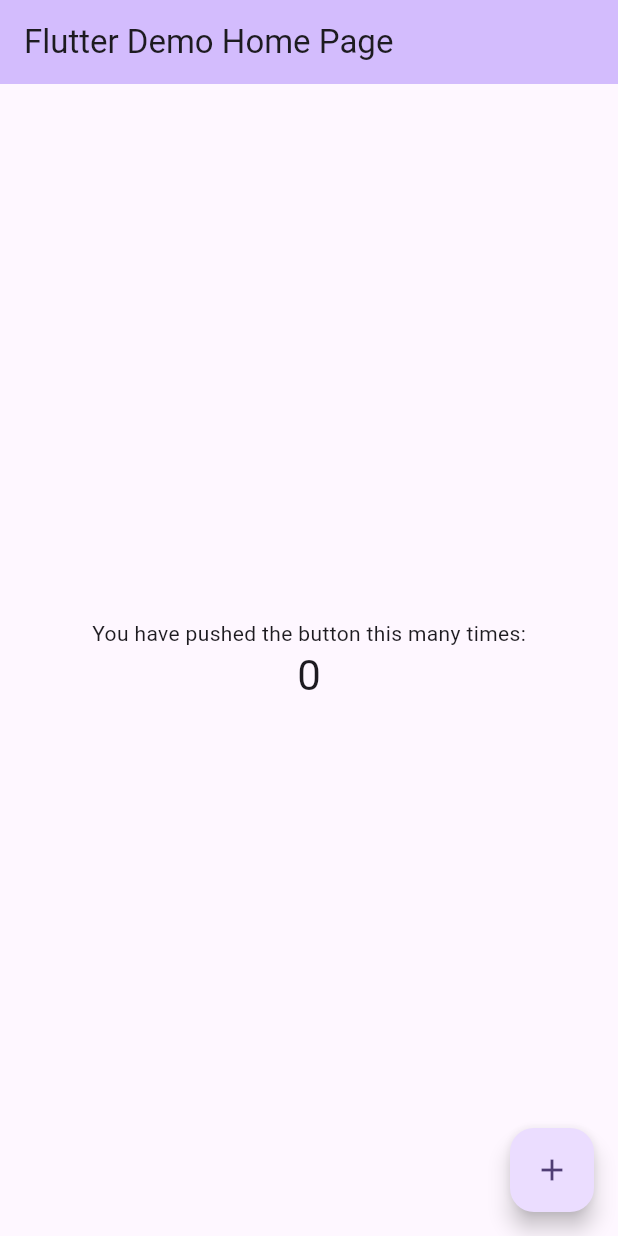
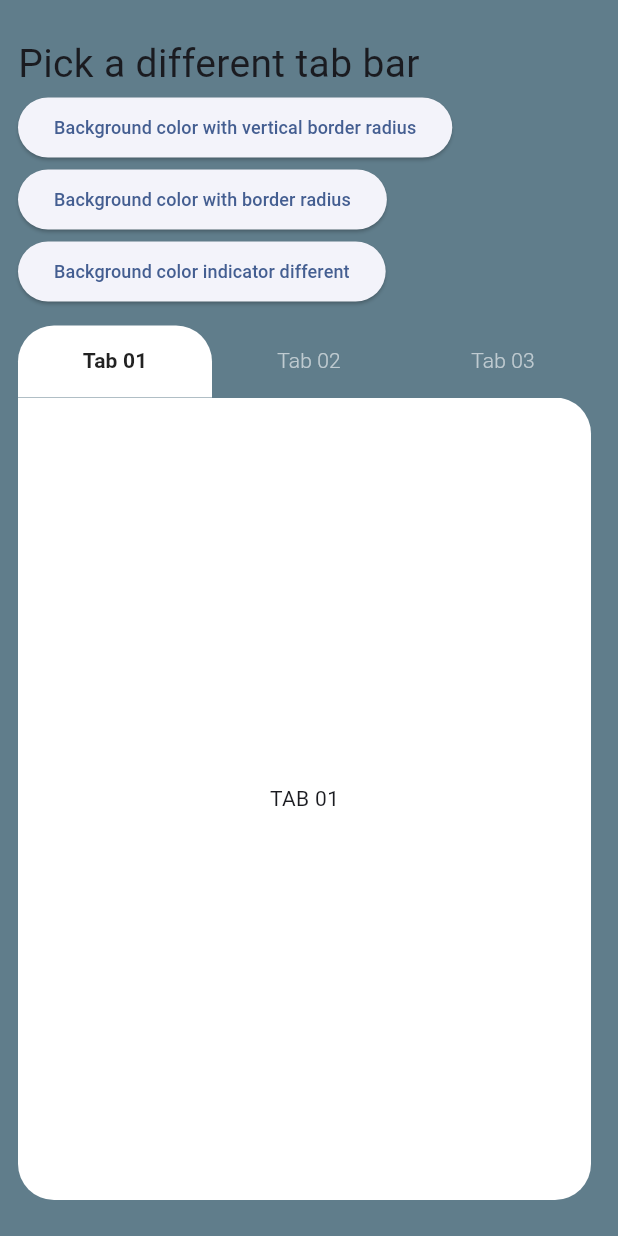
Before and after one commit to CamillaVeloni/utils_for_flutter, a Flutter app: the screen it shows after launch, on a phone screen of 412 x 824 dp. Run offline on Flutter 3.47's test engine with Material 2 defaults, Android fonts, the phone set to English and light mode, and no system bars.

Commit message:
tab view

```diff
--- /dev/null
+++ b/lib/home_page.dart
@@ -0,0 +1,25 @@
+import 'package:flutter/material.dart';
+
+import 'tabs/tab_view.dart';
+
+// Tela principal -> todos os widgtes tão aqui
+class HomePage extends StatelessWidget {
+  const HomePage({super.key});
+
+  @override
+  Widget build(BuildContext context) {
+    return Scaffold(
+      backgroundColor: Colors.blueGrey,
+      body: SafeArea(
+        child: Padding(
+          padding: const EdgeInsets.symmetric(horizontal: 12, vertical: 24),
+          child: Column(
+            children: [
+              TabView(),
+            ],
+          ),
+        ),
+      ),
+    );
+  }
+}
--- a/lib/main.dart
+++ b/lib/main.dart
@@ -1,4 +1,6 @@
 import 'package:flutter/material.dart';
+
+import 'home_page.dart';
 
 void main() {
   runApp(const MyApp());
@@ -11,115 +13,13 @@ class MyApp extends StatelessWidget {
   @override
   Widget build(BuildContext context) {
     return MaterialApp(
-      title: 'Flutter Demo',
+      title: 'Utils Flutter',
+      debugShowCheckedModeBanner: false,
       theme: ThemeData(
-        // This is the theme of your application.
-        //
-        // TRY THIS: Try running your application with "flutter run". You'll see
-        // the application has a blue toolbar. Then, without quitting the app,
-        // try changing the seedColor in the colorScheme below to Colors.green
-        // and then invoke "hot reload" (save your changes or press the "hot
-        // reload" button in a Flutter-supported IDE, or press "r" if you used
-        // the command line to start the app).
-        //
-        // Notice that the counter didn't reset back to zero; the application
-        // state is not lost during the reload. To reset the state, use hot
-        // restart instead.
-        //
-        // This works for code too, not just values: Most code changes can be
-        // tested with just a hot reload.
-        colorScheme: ColorScheme.fromSeed(seedColor: Colors.deepPurple),
+        colorScheme: ColorScheme.fromSeed(seedColor: Colors.blueAccent),
         useMaterial3: true,
       ),
-      home: const MyHomePage(title: 'Flutter Demo Home Page'),
+      home: const HomePage(),
     );
   }
 }
-
-class MyHomePage extends StatefulWidget {
-  const MyHomePage({super.key, required this.title});
-
-  // This widget is the home page of your application. It is stateful, meaning
-  // that it has a State object (defined below) that contains fields that affect
-  // how it looks.
-
-  // This class is the configuration for the state. It holds the values (in this
-  // case the title) provided by the parent (in this case the App widget) and
-  // used by the build method of the State. Fields in a Widget subclass are
-  // always marked "final".
-
-  final String title;
-
-  @override
-  State<MyHomePage> createState() => _MyHomePageState();
-}
-
-class _MyHomePageState extends State<MyHomePage> {
-  int _counter = 0;
-
-  void _incrementCounter() {
-    setState(() {
-      // This call to setState tells the Flutter framework that something has
-      // changed in this State, which causes it to rerun the build method below
-      // so that the display can reflect the updated values. If we changed
-      // _counter without calling setState(), then the build method would not be
-      // called again, and so nothing would appear to happen.
-      _counter++;
-    });
-  }
-
-  @override
-  Widget build(BuildContext context) {
-    // This method is rerun every time setState is called, for instance as done
-    // by the _incrementCounter method above.
-    //
-    // The Flutter framework has been optimized to make rerunning build methods
-    // fast, so that you can just rebuild anything that needs updating rather
-    // than having to individually change instances of widgets.
-    return Scaffold(
-      appBar: AppBar(
-        // TRY THIS: Try changing the color here to a specific color (to
-        // Colors.amber, perhaps?) and trigger a hot reload to see the AppBar
-        // change color while the other colors stay the same.
-        backgroundColor: Theme.of(context).colorScheme.inversePrimary,
-        // Here we take the value from the MyHomePage object that was created by
-        // the App.build method, and use it to set our appbar title.
-        title: Text(widget.title),
-      ),
-      body: Center(
-        // Center is a layout widget. It takes a single child and positions it
-        // in the middle of the parent.
-        child: Column(
-          // Column is also a layout widget. It takes a list of children and
-          // arranges them vertically. By default, it sizes itself to fit its
-          // children horizontally, and tries to be as tall as its parent.
-          //
-          // Column has various properties to control how it sizes itself and
-          // how it positions its children. Here we use mainAxisAlignment to
-          // center the children vertically; the main axis here is the vertical
-          // axis because Columns are vertical (the cross axis would be
-          // horizontal).
-          //
-          // TRY THIS: Invoke "debug painting" (choose the "Toggle Debug Paint"
-          // action in the IDE, or press "p" in the console), to see the
-          // wireframe for each widget.
-          mainAxisAlignment: MainAxisAlignment.center,
-          children: <Widget>[
-            const Text(
-              'You have pushed the button this many times:',
-            ),
-            Text(
-              '$_counter',
-              style: Theme.of(context).textTheme.headlineMedium,
-            ),
-          ],
-        ),
-      ),
-      floatingActionButton: FloatingActionButton(
-        onPressed: _incrementCounter,
-        tooltip: 'Increment',
-        child: const Icon(Icons.add),
-      ), // This trailing comma makes auto-formatting nicer for build methods.
-    );
-  }
-}
--- /dev/null
+++ b/lib/tabs/tab_view.dart
@@ -0,0 +1,320 @@
+import 'package:flutter/material.dart';
+
+class TabView extends StatefulWidget {
+  const TabView({super.key});
+
+  @override
+  State<TabView> createState() => _TabViewState();
+}
+
+class _TabViewState extends State<TabView> {
+  int _currentTabView = 0;
+
+  Widget get _tabVerticalRounded {
+    return DefaultTabController(
+      length: 3,
+      child: Expanded(
+        child: Column(
+          children: [
+            // Tab Bar
+            const Padding(
+              padding: EdgeInsets.only(top: 12),
+              child: TabBar(
+                unselectedLabelColor: Colors.white60,
+                labelColor: Colors.black87,
+                unselectedLabelStyle: TextStyle(
+                  fontWeight: FontWeight.w300,
+                ),
+                labelStyle: TextStyle(
+                  fontWeight: FontWeight.w700,
+                ),
+                dividerColor: Colors.transparent,
+                indicatorSize: TabBarIndicatorSize.tab,
+                indicator: BoxDecoration(
+                  shape: BoxShape.rectangle,
+                  borderRadius: BorderRadius.vertical(top: Radius.circular(24)),
+                  color: Colors.white,
+                ),
+                tabs: [
+                  Tab(text: 'Tab 01'),
+                  Tab(text: 'Tab 02'),
+                  Tab(text: 'Tab 03')
+                ],
+              ),
+            ),
+            // Tab Bar View
+            Expanded(
+              child: TabBarView(
+                children: [
+                  Container(
+                    margin: const EdgeInsets.only(right: 6),
+                    decoration: const BoxDecoration(
+                      color: Colors.white,
+                      borderRadius: BorderRadius.only(
+                        topRight: Radius.circular(24),
+                        bottomLeft: Radius.circular(24),
+                        bottomRight: Radius.circular(24),
+                      ),
+                    ),
+                    child: const Center(
+                      child: Text('TAB 01'),
+                    ),
+                  ),
+                  Container(
+                    decoration: BoxDecoration(
+                      color: Colors.white,
+                      borderRadius: BorderRadius.circular(24),
+                    ),
+                    child: const Center(
+                      child: Text('TAB 02'),
+                    ),
+                  ),
+                  Container(
+                    decoration: const BoxDecoration(
+                      color: Colors.white,
+                      borderRadius: BorderRadius.only(
+                        topLeft: Radius.circular(24),
+                        bottomLeft: Radius.circular(24),
+                        bottomRight: Radius.circular(24),
+                      ),
+                    ),
+                    child: const Center(
+                      child: Text('TAB 03'),
+                    ),
+                  ),
+                ],
+              ),
+            ),
+          ],
+        ),
+      ),
+    );
+  }
+
+  Widget get _tabBackgroundRounded {
+    return DefaultTabController(
+      length: 3,
+      child: Expanded(
+        child: Column(
+          children: [
+            // Tab bar
+            Container(
+              margin: const EdgeInsets.symmetric(vertical: 12),
+              decoration: BoxDecoration(
+                color: Colors.black54,
+                borderRadius: BorderRadius.circular(24),
+              ),
+              child: TabBar(
+                unselectedLabelColor: Colors.white60,
+                labelColor: Colors.black87,
+                unselectedLabelStyle: const TextStyle(
+                  fontWeight: FontWeight.w300,
+                ),
+                labelStyle: const TextStyle(
+                  fontWeight: FontWeight.w700,
+                ),
+                dividerColor: Colors.transparent,
+                indicatorSize: TabBarIndicatorSize.tab,
+                indicator: BoxDecoration(
+                  shape: BoxShape.rectangle,
+                  borderRadius: BorderRadius.circular(24),
+                  color: Colors.grey.shade400,
+                ),
+                indicatorPadding: const EdgeInsets.all(6),
+                tabs: const [
+                  Tab(text: 'Tab 01'),
+                  Tab(text: 'Tab 02'),
+                  Tab(text: 'Tab 03')
+                ],
+              ),
+            ),
+            // Tab Bar View
+            Expanded(
+              child: TabBarView(
+                children: [
+                  Container(
+                    decoration: BoxDecoration(
+                      color: Colors.black54,
+                      borderRadius: BorderRadius.circular(24),
+                    ),
+                    child: const Center(
+                      child: Text('TAB 01'),
+                    ),
+                  ),
+                  Container(
+                    decoration: BoxDecoration(
+                      color: Colors.black54,
+                      borderRadius: BorderRadius.circular(24),
+                    ),
+                    child: const Center(
+                      child: Text('TAB 02'),
+                    ),
+                  ),
+                  Container(
+                    decoration: BoxDecoration(
+                      color: Colors.black54,
+                      borderRadius: BorderRadius.circular(24),
+                    ),
+                    child: const Center(
+                      child: Text('TAB 03'),
+                    ),
+                  ),
+                ],
+              ),
+            ),
+          ],
+        ),
+      ),
+    );
+  }
+
+  Widget get _getTabDfIndicator {
+    return DefaultTabController(
+      length: 3,
+      child: Expanded(
+        child: Column(
+          children: [
+            Container(
+              margin: const EdgeInsets.symmetric(vertical: 12),
+              child: Stack(
+                children: [
+                  Positioned.fill(
+                    child: Container(
+                      margin: const EdgeInsets.symmetric(vertical: 4),
+                      decoration: BoxDecoration(
+                        color: Colors.blueGrey.shade700,
+                        borderRadius: BorderRadius.circular(24),
+                      ),
+                    ),
+                  ),
+                  TabBar(
+                    unselectedLabelColor: Colors.black87,
+                    labelColor: Colors.lightBlue.shade300,
+                    unselectedLabelStyle: const TextStyle(
+                      fontWeight: FontWeight.w300,
+                    ),
+                    labelStyle: const TextStyle(
+                      fontWeight: FontWeight.w700,
+                    ),
+                    dividerColor: Colors.transparent,
+                    indicatorSize: TabBarIndicatorSize.tab,
+                    indicator: BoxDecoration(
+                      shape: BoxShape.rectangle,
+                      borderRadius: BorderRadius.circular(24),
+                      color: Colors.blueGrey,
+                      border: Border.all(
+                          color: Colors.lightBlue.shade300, width: 1.5),
+                    ),
+                    // indicatorPadding: Edgese,
+                    tabs: const [
+                      Tab(text: 'Tab 01'),
+                      Tab(text: 'Tab 02'),
+                      Tab(text: 'Tab 03')
+                    ],
+                  ),
+                ],
+              ),
+            ),
+            Expanded(
+              child: TabBarView(
+                children: [
+                  Container(
+                    decoration: BoxDecoration(
+                      color: Colors.blueGrey.shade700,
+                      borderRadius: BorderRadius.circular(24),
+                    ),
+                    child: const Center(
+                      child: Text('TAB 01'),
+                    ),
+                  ),
+                  Container(
+                    decoration: BoxDecoration(
+                      color: Colors.blueGrey.shade700,
+                      borderRadius: BorderRadius.circular(24),
+                    ),
+                    child: const Center(
+                      child: Text('TAB 02'),
+                    ),
+                  ),
+                  Container(
+                    decoration: BoxDecoration(
+                      color: Colors.blueGrey.shade700,
+                      borderRadius: BorderRadius.circular(24),
+                    ),
+                    child: const Center(
+                      child: Text('TAB 03'),
+                    ),
+                  ),
+                ],
+              ),
+            ),
+          ],
+        ),
+      ),
+    );
+  }
+
+  Widget get _switchStatement {
+    switch (_currentTabView) {
+      case 0:
+        return _tabVerticalRounded;
+      case 1:
+        return _tabBackgroundRounded;
+      case 2:
+        return _getTabDfIndicator;
+      default:
+        return _tabVerticalRounded;
+    }
+  }
+
+  @override
+  Widget build(BuildContext context) {
+    return Expanded(
+      child: Column(
+        crossAxisAlignment: CrossAxisAlignment.start,
+        children: [
+          const Text('Pick a different tab bar',
+              style: TextStyle(fontSize: 26)),
+          Wrap(
+            children: [
+              ElevatedButton(
+                onPressed: () => setState(() {
+                  _currentTabView = 0;
+                }),
+                child: const Text(
+                  'Background color with vertical border radius',
+                  style: TextStyle(
+                    fontSize: 12,
+                  ),
+                ),
+              ),
+              ElevatedButton(
+                onPressed: () => setState(() {
+                  _currentTabView = 1;
+                }),
+                child: const Text(
+                  'Background color with border radius',
+                  style: TextStyle(
+                    fontSize: 12,
+                  ),
+                ),
+              ),
+              ElevatedButton(
+                onPressed: () => setState(() {
+                  _currentTabView = 2;
+                }),
+                child: const Text(
+                  'Background color indicator different',
+                  style: TextStyle(
+                    fontSize: 12,
+                  ),
+                ),
+              )
+            ],
+          ),
+          _switchStatement,
+        ],
+      ),
+    );
+  }
+}
```
